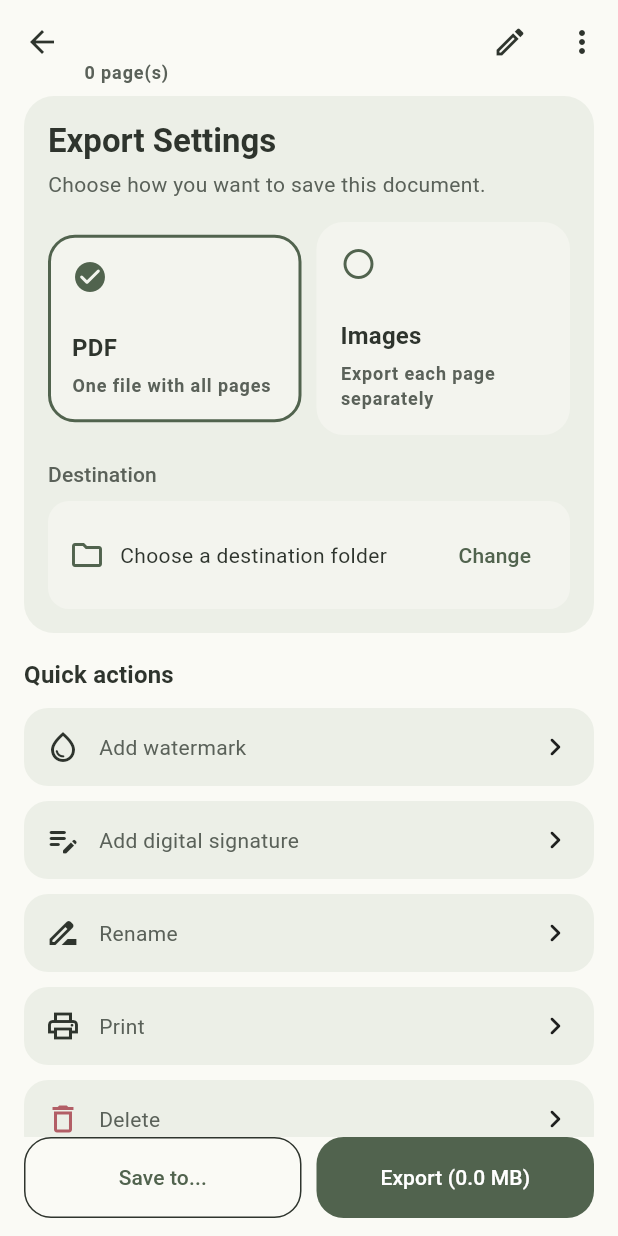
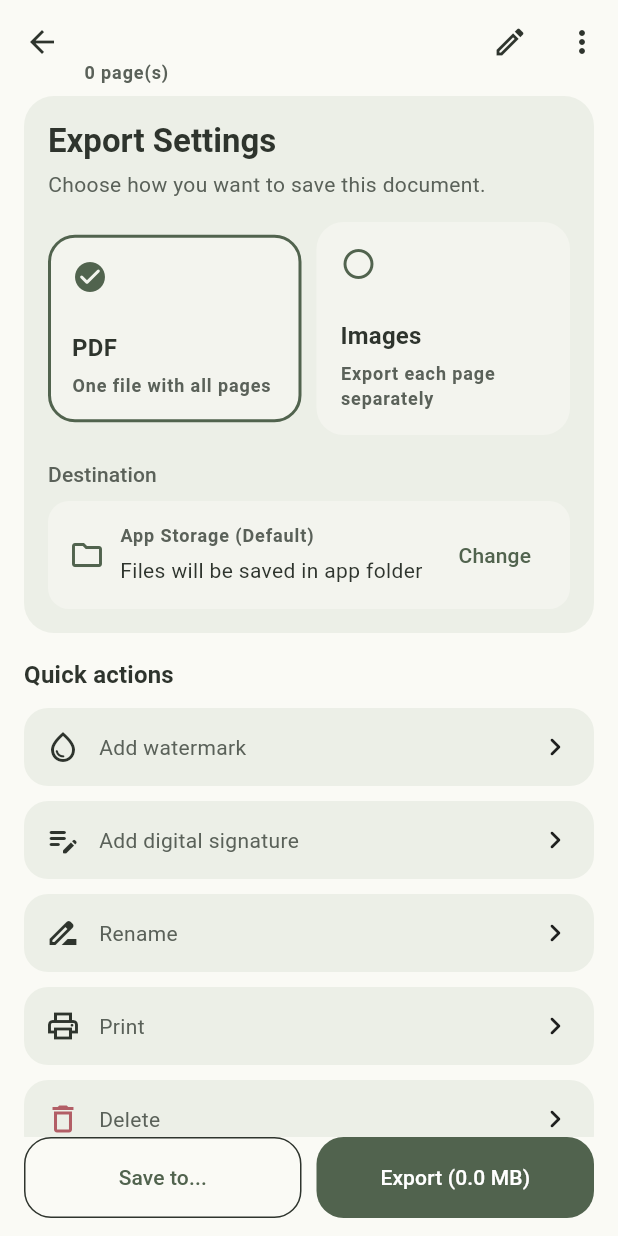
Before and after one commit to AsaadSiddiqui-Comps/APP, a Flutter app: the DocumentExportScreen screen opened directly with empty values, after a tap on "Change", on a phone screen of 412 x 824 dp. Run offline on Flutter 3.47's test engine with Material 3 defaults, Android fonts, the light colour scheme and no system bars; our stand-ins replace camera, file_picker, pdf, permission_handler; missing offline and left inert: media_scanner; statements that could not run were skipped.

Commit message:
next 1.8

```diff
--- a/lib/features/export/screens/document_export_screen.dart
+++ b/lib/features/export/screens/document_export_screen.dart
@@ -5,6 +5,7 @@ import 'package:file_picker/file_picker.dart';
 import 'package:flutter/material.dart';
 
 import '../../../core/constants/app_colors.dart';
+import '../../documents/data/document_storage_service.dart';
 import '../services/document_export_service.dart';
 
 class DocumentExportScreen extends StatefulWidget {
@@ -208,15 +209,32 @@ class _DocumentExportScreenState extends State<DocumentExportScreen> {
                               Icon(Icons.folder_outlined, color: accent),
                               const SizedBox(width: 10),
                               Expanded(
-                                child: Text(
-                                  _destinationDirectory == null
-                                      ? 'Choose a destination folder'
-                                      : _destinationDirectory!,
-                                  maxLines: 1,
-                                  overflow: TextOverflow.ellipsis,
-                                  style: Theme.of(
-                                    context,
-                                  ).textTheme.bodyMedium?.copyWith(color: text),
+                                child: Column(
+                                  crossAxisAlignment: CrossAxisAlignment.start,
+                                  children: [
+                                    Text(
+                                      _destinationDirectory == null
+                                          ? 'App Storage (Default)'
+                                          : 'Custom Folder',
+                                      maxLines: 1,
+                                      style: Theme.of(context)
+                                          .textTheme
+                                          .labelSmall
+                                          ?.copyWith(color: sub),
+                                    ),
+                                    const SizedBox(height: 4),
+                                    Text(
+                                      _destinationDirectory == null
+                                          ? 'Files will be saved in app folder'
+                                          : _destinationDirectory!,
+                                      maxLines: 1,
+                                      overflow: TextOverflow.ellipsis,
+                                      style: Theme.of(context)
+                                          .textTheme
+                                          .bodyMedium
+                                          ?.copyWith(color: text),
+                                    ),
+                                  ],
                                 ),
                               ),
                               TextButton(
@@ -454,26 +472,36 @@ class _DocumentExportScreenState extends State<DocumentExportScreen> {
           fileName: _documentName,
           pages: widget.pages,
         );
+        // ✅ Scan file to make it visible in file managers
+        await DocumentStorageService.instance.scanFile(
+          '$preferredDirectory/${_documentName}.pdf',
+        );
       } catch (_) {
-        final Directory fallback =
-            await DocumentExportService.defaultExportDirectory();
+        final Directory fallback = await DocumentStorageService.instance
+            .getBestExportDirectory(customPath: _destinationDirectory);
         await DocumentExportService.exportPdf(
           destinationDirectory: fallback.path,
           fileName: _documentName,
           pages: widget.pages,
         );
+        // ✅ Scan fallback file
+        await DocumentStorageService.instance.scanFile(
+          '${fallback.path}/${_documentName}.pdf',
+        );
+
         if (!mounted) {
           return;
         }
         ScaffoldMessenger.of(context).showSnackBar(
           SnackBar(
             content: Text(
-              'Selected folder was not writable. Saved to ${fallback.path}',
+              'Selected folder not accessible. Saved to: ${fallback.path}',
             ),
+            duration: const Duration(seconds: 4),
           ),
         );
       }
-    }, successMessage: 'PDF saved to device.');
+    }, successMessage: 'PDF exported successfully to: $preferredDirectory');
   }
 
   Future<void> _exportImages() async {
@@ -486,26 +514,32 @@ class _DocumentExportScreenState extends State<DocumentExportScreen> {
           fileName: _documentName,
           pages: widget.pages,
         );
+        // ✅ Scan folder to make images visible
+        await DocumentStorageService.instance.scanFile(preferredDirectory);
       } catch (_) {
-        final Directory fallback =
-            await DocumentExportService.defaultExportDirectory();
+        final Directory fallback = await DocumentStorageService.instance
+            .getBestExportDirectory(customPath: _destinationDirectory);
         await DocumentExportService.exportImages(
           destinationDirectory: fallback.path,
           fileName: _documentName,
           pages: widget.pages,
         );
+        // ✅ Scan fallback folder
+        await DocumentStorageService.instance.scanFile(fallback.path);
+
         if (!mounted) {
           return;
         }
         ScaffoldMessenger.of(context).showSnackBar(
           SnackBar(
             content: Text(
-              'Selected folder was not writable. Saved to ${fallback.path}',
+              'Selected folder not accessible. Saved to: ${fallback.path}',
             ),
+            duration: const Duration(seconds: 4),
           ),
         );
       }
-    }, successMessage: 'Images exported successfully.');
+    }, successMessage: 'Images exported successfully to: $preferredDirectory');
   }
 
   Future<void> _runExport(
@@ -549,26 +583,41 @@ class _DocumentExportScreenState extends State<DocumentExportScreen> {
       return _destinationDirectory!;
     }
 
-    final Directory directory =
-        await DocumentExportService.defaultExportDirectory();
+    // Use app-specific external storage (Android 11+ safe, no permission needed)
+    final Directory bestDir = await DocumentStorageService.instance
+        .getBestExportDirectory();
 
     setState(() {
-      _destinationDirectory = directory.path;
+      _destinationDirectory = bestDir.path;
     });
-    return directory.path;
+    return bestDir.path;
   }
 
   Future<void> _chooseDestination() async {
-    final String? directory = await FilePicker.platform.getDirectoryPath(
-      dialogTitle: 'Choose destination folder',
+    final String? selectedDir = await FilePicker.platform.getDirectoryPath(
+      dialogTitle: 'Choose folder to save export',
     );
-    if (directory == null) {
+
+    if (selectedDir == null) {
       return;
     }
 
     setState(() {
-      _destinationDirectory = directory;
+      _destinationDirectory = selectedDir;
     });
+
+    if (!mounted) return;
+
+    // Note: Files will be saved to selected folder if accessible,
+    // otherwise they'll automatically fallback to app storage.
+    ScaffoldMessenger.of(context).showSnackBar(
+      SnackBar(
+        content: const Text(
+          'Folder selected. Files will be saved here if accessible.',
+        ),
+        duration: const Duration(seconds: 3),
+      ),
+    );
   }
 
   Future<void> _refreshEstimate() async {
--- a/pubspec.yaml
+++ b/pubspec.yaml
@@ -40,6 +40,7 @@ dependencies:
   file_picker: ^8.1.7
   path_provider: ^2.1.4
   permission_handler: ^12.0.1
+  media_scanner: ^2.0.0
 
   # PDF generation and editing
   pdf: ^3.10.8
```
Also changed, not shown: lib/features/documents/data/document_storage_service.dart (+50 -12 lines), pubspec.lock, 2 other files.
